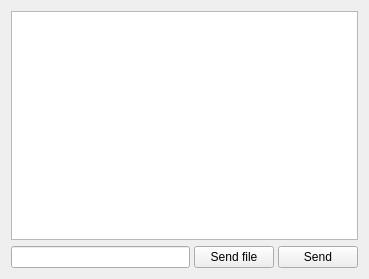
This is trunk/chatwin.ui in BackupTheBerlios/kapture-svn as Qt 5 draws it before an edit. The edited form follows.
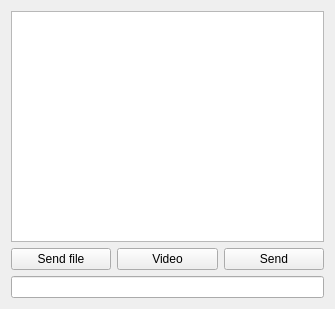
This is the edited form.

```diff
--- a/trunk/chatwin.ui
+++ b/trunk/chatwin.ui
@@ -5,8 +5,8 @@
    <rect>
     <x>0</x>
     <y>0</y>
-    <width>369</width>
-    <height>279</height>
+    <width>335</width>
+    <height>309</height>
    </rect>
   </property>
   <property name="windowTitle" >
@@ -14,6 +14,8 @@
   </property>
   <layout class="QVBoxLayout" >
    <item>
+    <layout class="QVBoxLayout" >
+     <item>
     <widget class="QTextEdit" name="discutionText" >
      <property name="focusPolicy" >
       <enum>Qt::NoFocus</enum>
@@ -28,12 +30,6 @@
    </item>
    <item>
     <layout class="QHBoxLayout" >
-     <property name="spacing" >
-      <number>4</number>
-     </property>
-     <item>
-      <widget class="QLineEdit" name="messageLine" />
-     </item>
      <item>
       <widget class="QPushButton" name="sendFileBtn" >
        <property name="text" >
@@ -41,6 +37,19 @@
        </property>
       </widget>
      </item>
+       <item>
+        <widget class="QPushButton" name="videoBtn" >
+         <property name="sizePolicy" >
+          <sizepolicy vsizetype="Minimum" hsizetype="Minimum" >
+           <horstretch>0</horstretch>
+           <verstretch>0</verstretch>
+          </sizepolicy>
+         </property>
+         <property name="text" >
+          <string>Video</string>
+         </property>
+        </widget>
+       </item>
      <item>
       <widget class="QPushButton" name="sendBtn" >
        <property name="sizePolicy" >
@@ -60,6 +69,18 @@
        </property>
        <property name="text" >
         <string>Send</string>
+         </property>
+        </widget>
+       </item>
+      </layout>
+     </item>
+     <item>
+      <widget class="QLineEdit" name="messageLine" >
+       <property name="sizePolicy" >
+        <sizepolicy vsizetype="Fixed" hsizetype="Expanding" >
+         <horstretch>0</horstretch>
+         <verstretch>0</verstretch>
+        </sizepolicy>
        </property>
       </widget>
      </item>
```
Lines whose indentation alone changed are shown as unchanged.
